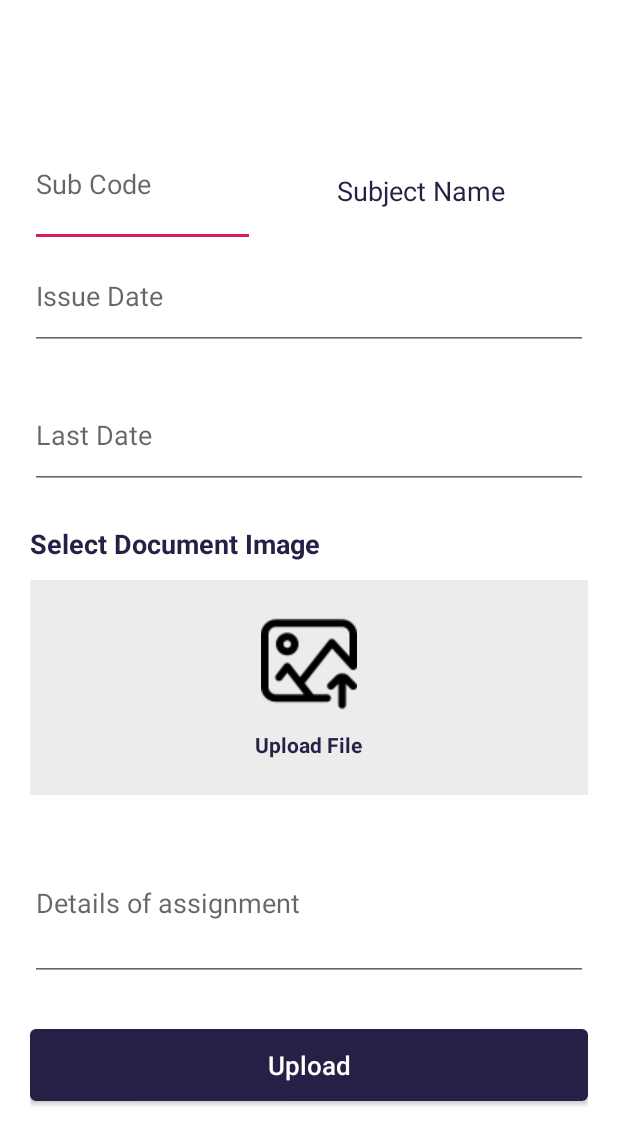
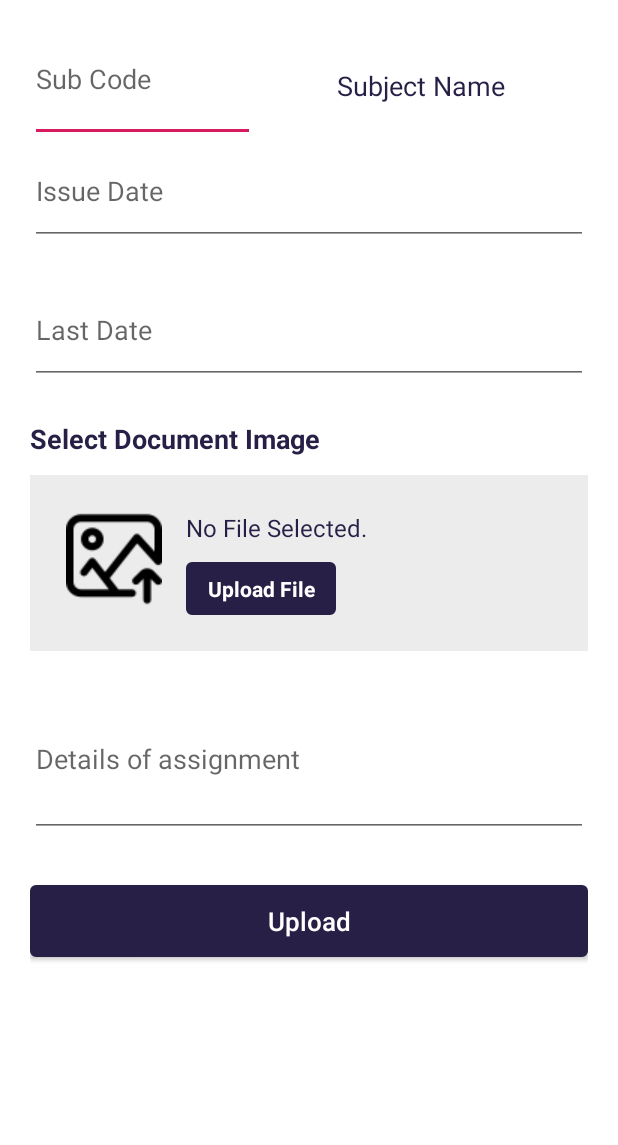
Before and after one commit to a4fsproject/a4fsandroidapp, an Android app: the layout activity_upload_assignment.xml on its own in the app's theme, with its tools: preview values and no code run, on a phone screen of 412 x 824 dp. Shown: the top 1145 px of the screen. Run offline under Robolectric (Android 15) with nearby library versions, the phone set to English and light mode, and no system bars.

Commit message:
update upload_assignment and schedule java file

```diff
--- a/app/build.gradle
+++ b/app/build.gradle
@@ -33,4 +33,5 @@ dependencies {
     implementation 'com.sasank.roundedhorizontalprogress:roundedhorizontalprogress:1.0.1'
     implementation 'com.github.antonKozyriatskyi:CircularProgressIndicator:1.3.0'
     implementation 'com.google.code.gson:gson:2.8.6'
+    implementation 'com.github.TutorialsAndroid:FilePicker:v7.0.19'
 }
--- a/app/src/main/AndroidManifest.xml
+++ b/app/src/main/AndroidManifest.xml
@@ -3,6 +3,8 @@
     package="com.example.myapplication">
 
     <uses-permission android:name="android.permission.INTERNET" />
+    <uses-permission android:name="android.permission.WRITE_EXTERNAL_STORAGE" />
+    <uses-permission android:name="android.permission.CAMERA" />
 
     <application
         android:allowBackup="true"
--- a/app/src/main/java/com/example/myapplication/User_Selection.java
+++ b/app/src/main/java/com/example/myapplication/User_Selection.java
@@ -29,7 +29,7 @@ public class User_Selection extends AppCompatActivity {
         users.setOnClickListener(new View.OnClickListener() {
             @Override
             public void onClick(View view) {
-                Intent i=new Intent(User_Selection.this, userleavelist.class);
+                Intent i=new Intent(User_Selection.this, User_login.class);
                 startActivity(i);
             }
         });
--- a/app/src/main/java/com/example/myapplication/User_login.java
+++ b/app/src/main/java/com/example/myapplication/User_login.java
@@ -98,8 +98,10 @@ public class User_login extends AppCompatActivity implements DataInterface {
 
             Toast.makeText(this, jsonObject.getString("message"), Toast.LENGTH_SHORT).show();
 
-            Intent i=new Intent(User_login.this, User_homepage.class);
-            startActivity(i);
+            if (jsonObject.getString("response").equalsIgnoreCase("1")) {
+                Intent i = new Intent(User_login.this, User_homepage.class);
+                startActivity(i);
+            }
         }
         catch (Exception e){
             e.printStackTrace();
--- a/app/src/main/java/com/example/myapplication/utils/Constants.java
+++ b/app/src/main/java/com/example/myapplication/utils/Constants.java
@@ -6,7 +6,7 @@ package com.example.myapplication.utils;
 public class Constants {
 
 
-   public static final String Webserive_Url="http://192.168.2.18/a4fs/api/";
+   public static final String Webserive_Url="http://192.168.0.17/a4fs/api/";
 
 //   public static final String IMAGE_Url="http://192.168.1.3/Nutrition_Diet_App/Uploads/";
    //public static final String Webserive_Url="http://nutritiondiet.kstechnologies.co/api/";
--- a/app/src/main/res/layout/activity_upload_assignment.xml
+++ b/app/src/main/res/layout/activity_upload_assignment.xml
@@ -13,8 +13,7 @@
         tools:context=".Upload_assignment"
         android:paddingLeft="20dp"
         android:paddingRight="20dp"
-        android:gravity="center"
-        android:layout_gravity="center">
+        android:layout_gravity="top">
 
         <LinearLayout
             android:layout_width="match_parent"
@@ -88,29 +87,49 @@
         <LinearLayout
             android:layout_width="match_parent"
             android:layout_height="wrap_content"
-            android:orientation="vertical"
+            android:orientation="horizontal"
             android:background="#ececec"
             android:padding="24dp"
             android:layout_marginTop="12dp">
 
             <ImageView
                 android:id="@+id/img_uplaod_assignment"
-                android:layout_width="fill_parent"
+                android:layout_width="wrap_content"
                 android:layout_height="wrap_content"
-                android:layout_weight="1"
                 android:src="@drawable/upload" />
 
-            <TextView
-                android:id="@+id/txt_upload_file"
-                android:layout_width="wrap_content"
+            <LinearLayout
+                android:layout_width="match_parent"
                 android:layout_height="wrap_content"
-                android:gravity="left"
-                android:text="Upload File"
-                android:layout_gravity="center"
-                android:textColor="@color/colorBrown"
-                android:textSize="14sp"
-                android:layout_marginTop="12dp"
-                android:textStyle="bold"/>
+                android:orientation="vertical"
+                android:layout_marginLeft="16dp">
+
+                <TextView
+                    android:id="@+id/txt_file_name"
+                    android:layout_width="match_parent"
+                    android:layout_height="wrap_content"
+                    android:gravity="left"
+                    android:text="No File Selected."
+                    android:textColor="@color/colorBrown"
+                    android:textSize="16sp"
+                    android:textStyle="normal"/>
+
+                <TextView
+                    android:id="@+id/txt_upload_file"
+                    android:layout_width="100dp"
+                    android:layout_height="35dp"
+                    android:gravity="center"
+                    android:text="Upload File"
+                    android:layout_gravity="left"
+                    android:textColor="@android:color/white"
+                    android:textSize="14sp"
+                    android:layout_marginTop="12dp"
+                    android:textStyle="bold"
+                    android:background="@drawable/round_border_corner"/>
+
+            </LinearLayout>
+
+
 
         </LinearLayout>
 
--- a/app/src/main/res/layout/activity_user_homepage.xml
+++ b/app/src/main/res/layout/activity_user_homepage.xml
@@ -201,6 +201,7 @@
             android:layout_marginTop="16dp"
             android:layout_marginLeft="16dp"
             android:layout_marginRight="16dp"
+            android:onClick="CLickOnassignment"
             android:background="@drawable/shape_corner_white">
 
             <ImageView
@@ -287,6 +288,7 @@
             android:layout_marginTop="16dp"
             android:layout_marginLeft="16dp"
             android:layout_marginRight="16dp"
+            android:onClick="CLickOnschedule"
             android:background="@drawable/shape_corner_white">
 
             <ImageView
--- a/app/src/main/res/layout/activity_user_login.xml
+++ b/app/src/main/res/layout/activity_user_login.xml
@@ -32,6 +32,7 @@
         android:layout_marginTop="10dp"
         android:ems="10"
         android:gravity="left"
+        android:text="9898241960"
         android:hint="Mobile Number"
         android:maxLength="10"
         android:inputType="phone"
@@ -47,6 +48,7 @@
         android:ems="10"
         android:inputType="textPassword"
         android:hint="Password"
+        android:text="123456"
         android:layout_marginTop="16dp"
         android:paddingTop="20dp"
         android:paddingBottom="24dp"
```
Also changed, not shown: app/src/main/java/com/example/myapplication/User_homepage.java (+15 -0 lines), app/src/main/java/com/example/myapplication/schedule.java (+28 -0 lines), app/src/main/java/com/example/myapplication/upload_assignment.java (+83 -6 lines).
